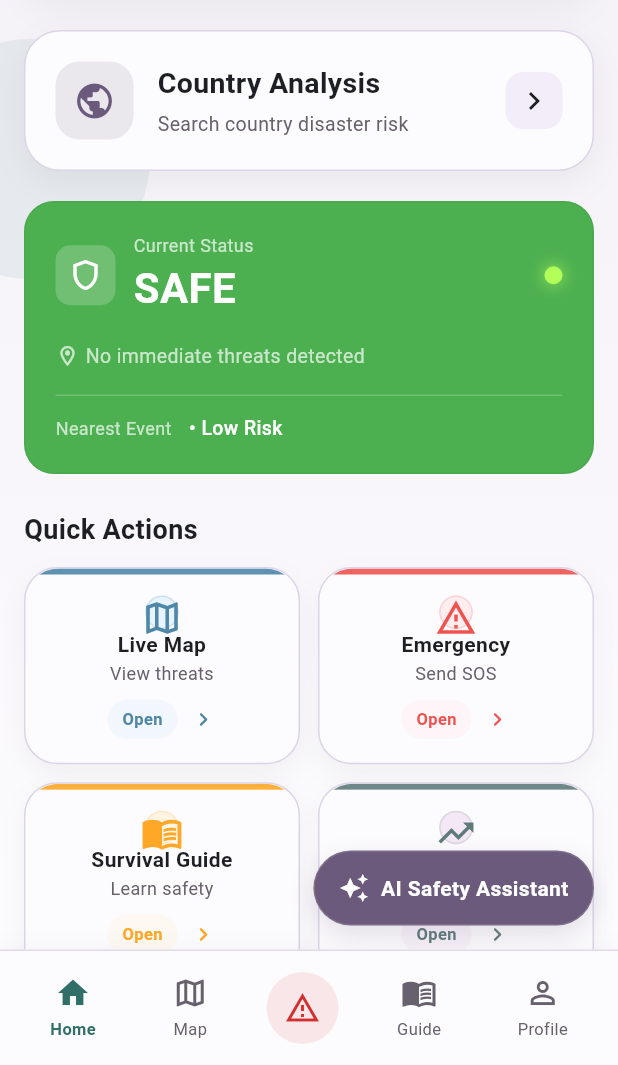
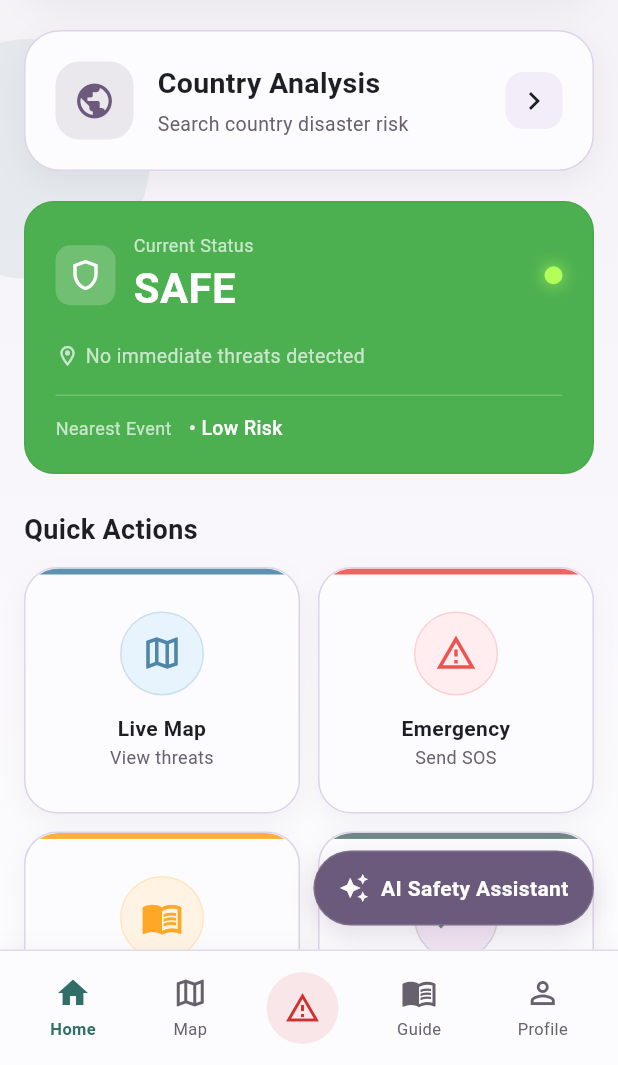
Before and after one commit to Abubakar-rashid/GeoGuard, a Flutter app: the screen it shows after launch, on a phone screen of 412 x 824 dp, the part 171-1236 px from its top. Run offline on Flutter 3.47's test engine with Material 3 defaults, Android fonts, the phone set to English and light mode, and no system bars; our stand-ins replace dio, equatable, flutter_map, flutter_riverpod, geolocator, hive and 2 more; missing offline and left inert: flutter_map_cancellable_tile_provider; accounts and stored records are empty; network calls fail.

Commit message:
Fix dependency issue for mobile and fix Quick Actions grid

```diff
--- a/lib/presentation/widgets/quick_actions_grid.dart
+++ b/lib/presentation/widgets/quick_actions_grid.dart
@@ -13,7 +13,7 @@ class QuickActionsGrid extends StatelessWidget {
       physics: const NeverScrollableScrollPhysics(),
       mainAxisSpacing: 12,
       crossAxisSpacing: 12,
-      childAspectRatio: 1.4,
+      childAspectRatio: 1.12,
       children: [
         _QuickActionCard(
           icon: Icons.map_outlined,
@@ -115,16 +115,18 @@ class _QuickActionCard extends StatelessWidget {
               children: [
                 Container(height: 4, color: iconColor.withOpacity(0.9)),
                 Padding(
-                  padding: const EdgeInsets.fromLTRB(16, 18, 16, 16),
+                  padding: const EdgeInsets.symmetric(
+                    horizontal: 14,
+                    vertical: 14,
+                  ),
+                  child: Center(
                     child: Column(
+                      mainAxisSize: MainAxisSize.min,
                       crossAxisAlignment: CrossAxisAlignment.center,
-                    mainAxisAlignment: MainAxisAlignment.spaceBetween,
                       children: [
-                      Expanded(
-                        child: Center(
-                          child: Container(
-                            width: 58,
-                            height: 58,
+                        Container(
+                          width: 56,
+                          height: 56,
                           decoration: BoxDecoration(
                             color: backgroundColor.withOpacity(0.85),
                             shape: BoxShape.circle,
@@ -134,14 +136,12 @@ class _QuickActionCard extends StatelessWidget {
                           ),
                           child: Icon(icon, color: iconColor, size: 28),
                         ),
-                        ),
-                      ),
-                      Column(
-                        crossAxisAlignment: CrossAxisAlignment.center,
-                        children: [
+                        const SizedBox(height: 12),
                         Text(
                           title,
                           textAlign: TextAlign.center,
+                          maxLines: 1,
+                          overflow: TextOverflow.ellipsis,
                           style: const TextStyle(
                             fontWeight: FontWeight.w700,
                             fontSize: 14,
@@ -152,45 +152,16 @@ class _QuickActionCard extends StatelessWidget {
                         Text(
                           subtitle,
                           textAlign: TextAlign.center,
+                          maxLines: 1,
+                          overflow: TextOverflow.ellipsis,
                           style: const TextStyle(
                             fontSize: 12,
                             color: AppColors.textSecondary,
                             height: 1.2,
                           ),
                         ),
-                          const SizedBox(height: 10),
-                          Row(
-                            mainAxisAlignment: MainAxisAlignment.center,
-                            children: [
-                              Container(
-                                padding: const EdgeInsets.symmetric(
-                                  horizontal: 10,
-                                  vertical: 5,
-                                ),
-                                decoration: BoxDecoration(
-                                  color: backgroundColor.withOpacity(0.4),
-                                  borderRadius: BorderRadius.circular(999),
-                                ),
-                                child: Text(
-                                  'Open',
-                                  style: TextStyle(
-                                    fontSize: 11,
-                                    fontWeight: FontWeight.w600,
-                                    color: iconColor,
-                                  ),
-                                ),
-                              ),
-                              const SizedBox(width: 8),
-                              Icon(
-                                Icons.chevron_right_rounded,
-                                size: 18,
-                                color: iconColor,
-                              ),
                       ],
                     ),
-                        ],
-                      ),
-                    ],
                   ),
                 ),
               ],
--- a/pubspec.yaml
+++ b/pubspec.yaml
@@ -56,7 +56,7 @@ dependencies:
   shared_preferences: ^2.2.2
 
   # Notifications
-  flutter_local_notifications: ^16.3.2
+  flutter_local_notifications: ^17.2.4
 
   # Phone & SMS for SOS
   url_launcher: ^6.2.2
```
Also changed, not shown: pubspec.lock, 2 other files. Lines whose indentation alone changed are shown as unchanged.
